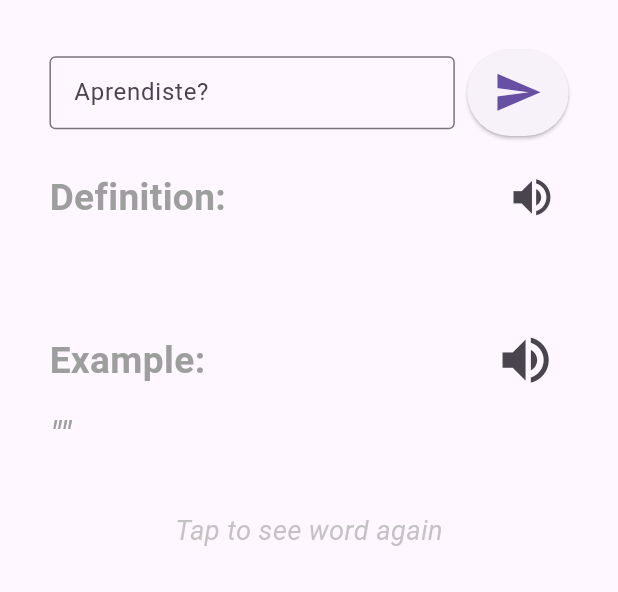
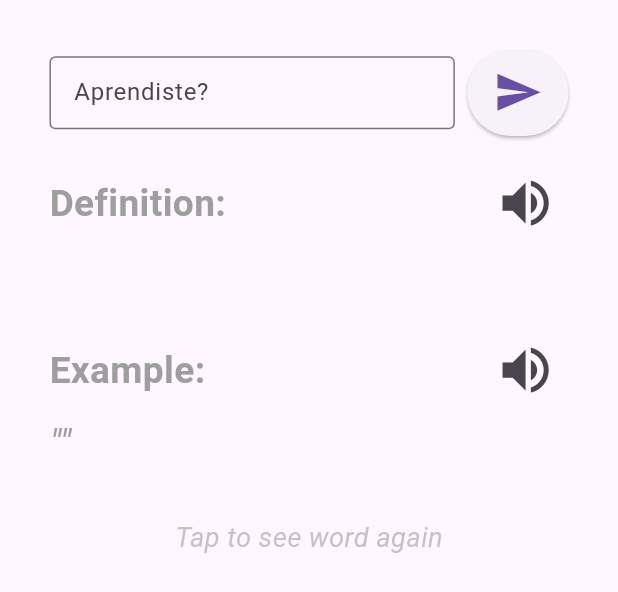
Before and after one commit to alfredLazaro/appIngles, a Flutter app: the FlashcardBack widget shown alone on an empty page, opened directly with empty values, on a phone screen of 412 x 824 dp. Shown: the top 592 px of the screen. Run offline on Flutter 3.47's test engine with Material 3 defaults, Android fonts, the phone set to English and light mode, and no system bars; our stand-ins replace cached_network_image, dio, equatable, flutter_bloc, flutter_dotenv, flutter_tts and 3 more; accounts and stored records are empty.

Commit message:
reduciendo espacios en sentence

```diff
--- a/lib/presentation/widgets/flashcard/flashcard_back.dart
+++ b/lib/presentation/widgets/flashcard/flashcard_back.dart
@@ -77,14 +77,14 @@ class FlashcardBack extends StatelessWidget {
             ),
             const Spacer(),
             IconButton(
-              icon: Icon(Icons.volume_up, size: constraints.maxHeight * 0.04),
+              icon: Icon(Icons.volume_up, size: constraints.maxHeight * 0.05),
               onPressed: () => context
                   .read<FlashcardBloc>()
                   .add(SpeakFlashcardText(word.definition)),
             ),
           ],
         ),
-        SizedBox(height: constraints.maxHeight * 0.005),
+        SizedBox(height: constraints.maxHeight * 0.003),
         Text(
           word.definition,
           style: TextStyle(
@@ -121,7 +121,7 @@ class FlashcardBack extends StatelessWidget {
             ),
           ],
         ),
-        SizedBox(height: constraints.maxHeight * 0.005),
+        SizedBox(height: constraints.maxHeight * 0.003),
         Text(
           '"${word.sentence}"',
           style: TextStyle(
```
